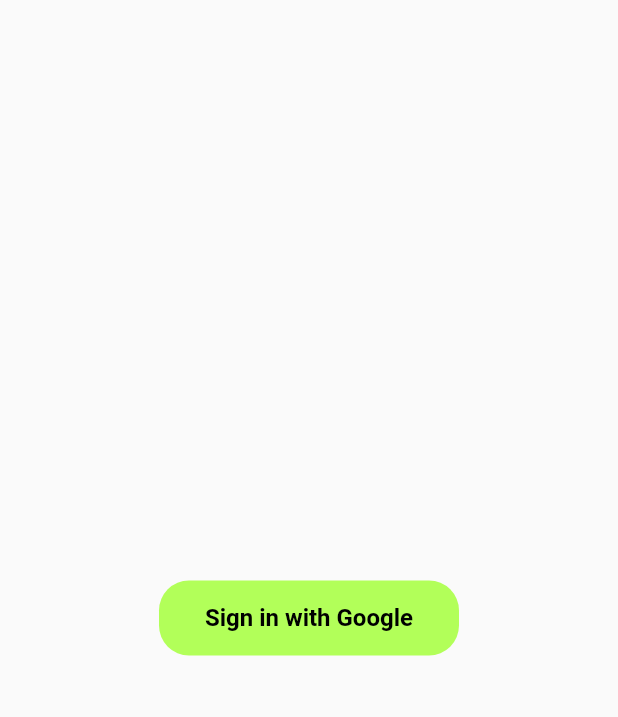
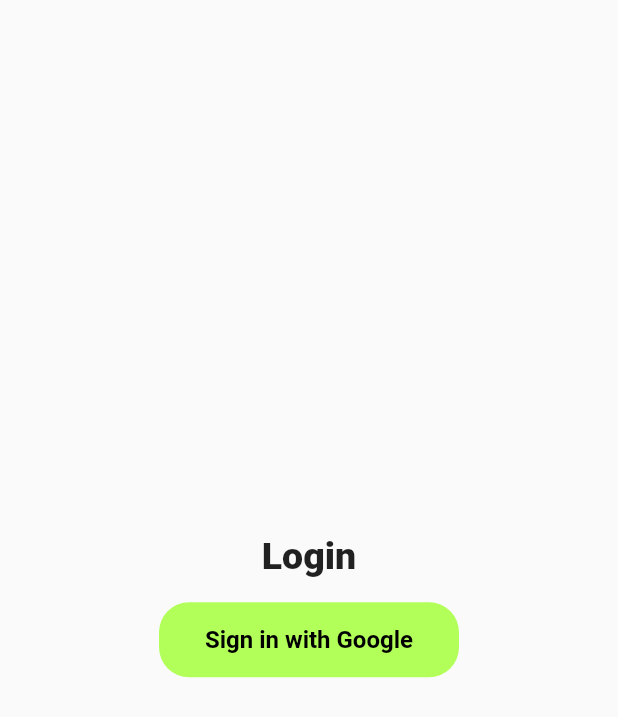
Before and after one commit to DhorajiyaNency07/firebase_authentication_learning, a Flutter app: the screen it shows after launch, on a phone screen of 412 x 824 dp. Shown: the top 717 px of the screen. Run offline on Flutter 3.47's test engine with Material 2 defaults, Android fonts, the phone set to English and light mode, and no system bars; our stand-ins replace firebase_auth, firebase_core, google_sign_in; accounts and stored records are empty.

Commit message:
23/02/2023

```diff
--- a/lib/home_screen.dart
+++ b/lib/home_screen.dart
@@ -25,13 +25,13 @@ class _HomeScreenState extends State<HomeScreen> {
           child: Column(
             mainAxisAlignment: MainAxisAlignment.center,
             children: [
-              // const Text(
-              //   "Login",
-              //   style: TextStyle(
-              //     fontWeight: FontWeight.w800,
-              //     fontSize: 25,
-              //   ),
-              // ),
+              const Text(
+                "Login",
+                style: TextStyle(
+                  fontWeight: FontWeight.w800,
+                  fontSize: 25,
+                ),
+              ),
               const SizedBox(height: 16),
               InkWell(
                 onTap: () async {
```
